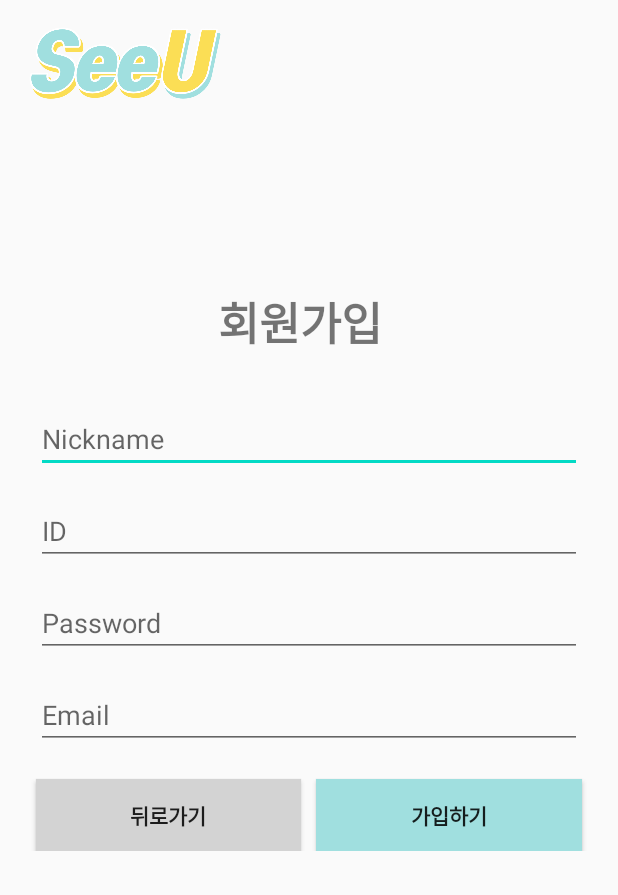
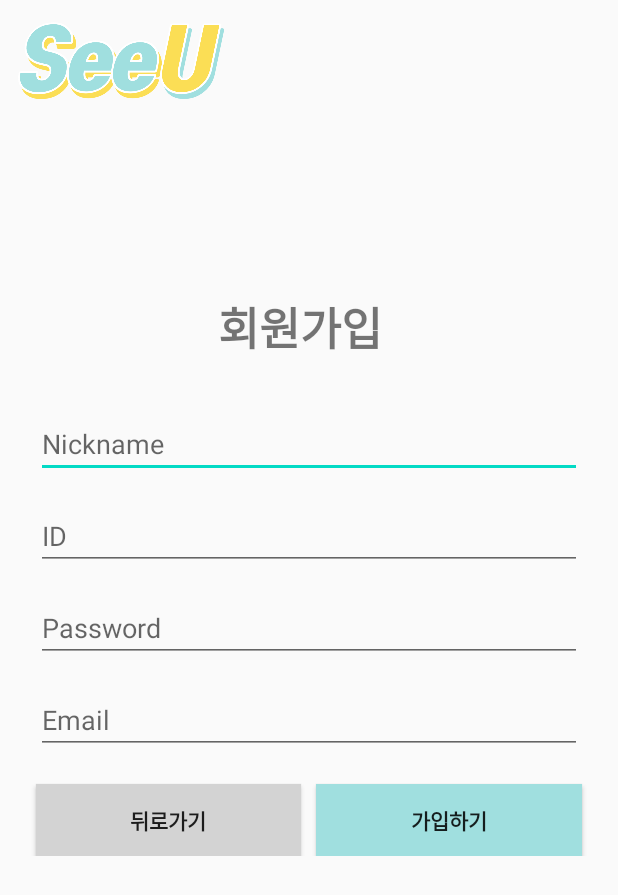
Before and after one commit to tmddus2123/SeeU, an Android app: the RegisterActivity screen opened directly, with no data from a screen before it, on a phone screen of 412 x 824 dp. Shown: the top 895 px of the screen. Run offline under Robolectric (Android 15) with nearby library versions, the phone set to English and light mode, and no system bars; our stand-ins replace Firebase (no records; nobody signed in at launch, a user with empty details on screens opened directly).

Commit message:
songi repaired form of layouts.

```diff
--- a/app/src/main/res/layout/activity_register.xml
+++ b/app/src/main/res/layout/activity_register.xml
@@ -10,10 +10,10 @@
 
     <ImageView
         android:id="@+id/imageView2"
-        android:layout_width="165dp"
-        android:layout_height="63dp"
-        android:layout_marginTop="10dp"
-        app:srcCompat="@drawable/small_logo" />
+        android:layout_width="140dp"
+        android:layout_height="80dp"
+        android:layout_marginLeft="10dp"
+        android:src="@drawable/small_logo" />
 
     <LinearLayout
         android:layout_width="match_parent"
```
Also changed, not shown: app/src/main/res/layout/activity_write_review.xml (+3 -4 lines).
